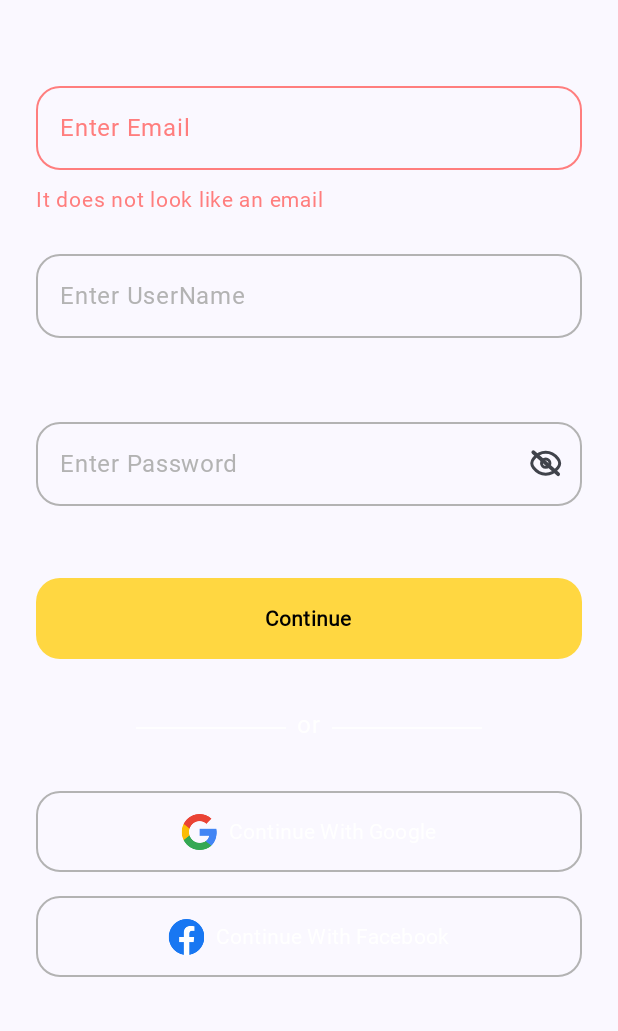
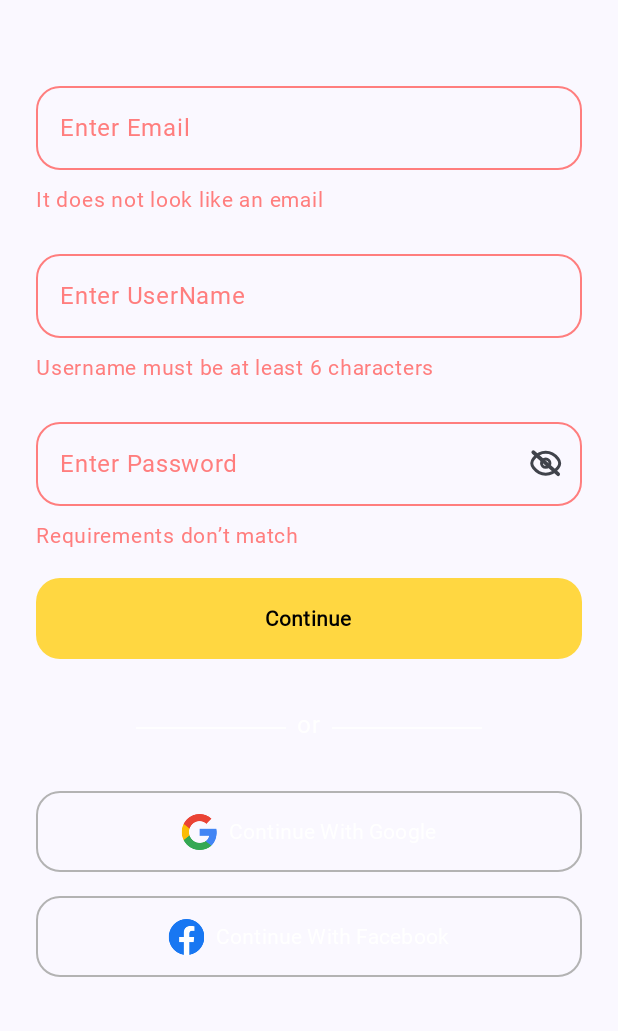
Before and after one commit to rockyhappy/social, an Android app built with Jetpack Compose: the composable SignupScreen shown on its own in the app's theme, after a tap on "Continue", on a phone screen of 412 x 824 dp, the part 205-1236 px from its top. Run offline under Robolectric (Android 15) with nearby library versions, the phone set to English and light mode, and no system bars; our stand-ins replace Dagger/Hilt's generated code, Firebase (no records; nobody signed in at launch, a user with empty details on screens opened directly); pictures from the network do not load; Roboto replaces fonts that are not available here; 3 statements that could not run were skipped.

Commit message:
UserName PreValidationRegexApplied

```diff
--- a/app/src/main/java/com/devrachit/insta/hilt/HiltModule.kt
+++ b/app/src/main/java/com/devrachit/insta/hilt/HiltModule.kt
@@ -1,6 +1,7 @@
 package com.devrachit.insta.hilt
 
 import android.content.Context
+import androidx.lifecycle.SavedStateHandle
 
 import com.devrachit.insta.Models.SharedViewModel
 import com.google.android.gms.auth.api.identity.SignInClient
--- a/app/src/main/java/com/devrachit/insta/ui/SignUpScreen/SignupScreen.kt
+++ b/app/src/main/java/com/devrachit/insta/ui/SignUpScreen/SignupScreen.kt
@@ -64,6 +64,10 @@ import com.google.android.gms.auth.api.signin.GoogleSignInOptions
 import com.google.android.gms.common.api.ApiException
 import com.google.firebase.auth.FirebaseAuth
 import com.google.firebase.auth.GoogleAuthProvider
+import androidx.lifecycle.compose.collectAsStateWithLifecycle
+//import androidx.compose.runtime.collectAsStateWithLifecycle
+import androidx.compose.runtime.saveable.rememberSaveable
+
 
 
 @Composable
@@ -80,6 +84,8 @@ fun SignupScreen(navController: NavController, viewModel: LCViewModel) {
     var passwordVisibility by remember {
         mutableStateOf(false)
     }
+    val loading by  viewModel.inProgress.collectAsStateWithLifecycle()
+
     val visualTransformation: VisualTransformation =
         if (passwordVisibility) VisualTransformation.None
         else PasswordVisualTransformation()
@@ -90,10 +96,22 @@ fun SignupScreen(navController: NavController, viewModel: LCViewModel) {
     var userNameIncorrectMessage = viewModel.userNameErrorMessage.value
 
     var onSignupClick: () -> Unit = {
-        if (viewModel.validateEmail(emailState.value.text.trim()) &&
-            viewModel.validatePassword(passwordState.value.text)
+        var check=false
+        if(viewModel.validateEmail(emailState.value.text.trim()))
+        {
+            check=true
+        }
 
-        ) {
+        if(viewModel.validatePassword(passwordState.value.text))
+        {
+            check=true
+        }
+        if(viewModel.validatePreUserNameBeforeSignup(userNameState.value.text.trim()))
+        {
+            check=true
+        }
+        if(check)
+        {
             viewModel.userNameValidation(
                 userNameState.value.text.trim(),
                 emailState.value.text.trim(),
--- a/app/src/main/java/com/devrachit/insta/ui/SignUpScreen/ViewModel.kt
+++ b/app/src/main/java/com/devrachit/insta/ui/SignUpScreen/ViewModel.kt
@@ -1,7 +1,13 @@
 package com.devrachit.insta.ui.SignUpScreen
 
+import androidx.compose.runtime.getValue
 import androidx.compose.runtime.mutableStateOf
+import androidx.compose.runtime.remember
 import androidx.lifecycle.LiveData
+import androidx.compose.runtime.getValue
+import androidx.compose.runtime.mutableStateOf
+import androidx.compose.runtime.remember
+import androidx.compose.runtime.setValue
 import androidx.lifecycle.MutableLiveData
 import androidx.lifecycle.ViewModel
 import androidx.lifecycle.viewModelScope
@@ -13,6 +19,8 @@ import com.google.firebase.auth.FirebaseAuth
 import com.google.firebase.firestore.FirebaseFirestore
 import com.google.firebase.storage.FirebaseStorage
 import dagger.hilt.android.lifecycle.HiltViewModel
+import kotlinx.coroutines.flow.MutableStateFlow
+import kotlinx.coroutines.flow.asStateFlow
 import kotlinx.coroutines.launch
 import javax.inject.Inject
 import kotlin.coroutines.resume
@@ -39,6 +47,8 @@ class LCViewModel @Inject constructor(
 
     private val _userNameValidationResult = MutableLiveData<Boolean>()
 
+    private val _inProgress = MutableStateFlow(false)
+    val inProgress= _inProgress.asStateFlow()
     fun validateEmail(email: String): Boolean {
         emailData = email.trim()
         loading.value = true
@@ -50,6 +60,28 @@ class LCViewModel @Inject constructor(
         emailValid.value = false
         loading.value = false
         return false
+    }
+
+    fun validatePreUserNameBeforeSignup(userName:String) :Boolean
+    {
+        _inProgress.value=true
+        sharedViewModel.userName=userName
+        if(userName.length<6 || userName.isEmpty())
+        {
+            userNameErrorMessage.value="Username must be at least 6 characters"
+            userNameValid.value=false
+            _inProgress.value=false
+            return false
+        }
+        if(userName.contains(" "))
+        {
+            userNameErrorMessage.value="Username must not contain spaces"
+            userNameValid.value=false
+            _inProgress.value=false
+            return false
+        }
+        _inProgress.value=false
+        return true
     }
 
     fun userNameValidation(userName: String, email: String, password: String) {
--- a/app/src/main/java/com/devrachit/insta/util/utility.kt
+++ b/app/src/main/java/com/devrachit/insta/util/utility.kt
@@ -227,8 +227,7 @@ fun errorFeild(message:String="", showMessage: Boolean){
 @Composable
 fun errorFeild2(message:String="" , showMessage: Boolean){
     Row(
-        modifier = Modifier
-            .fillMaxWidth(),
+        modifier = if(!showMessage)Modifier.fillMaxSize()else Modifier.size(8.dp),
         horizontalArrangement = Arrangement.Start,
         verticalAlignment = Alignment.Bottom
     ) {
```
Also changed, not shown: app/build.gradle.kts (+6 -1 lines).
